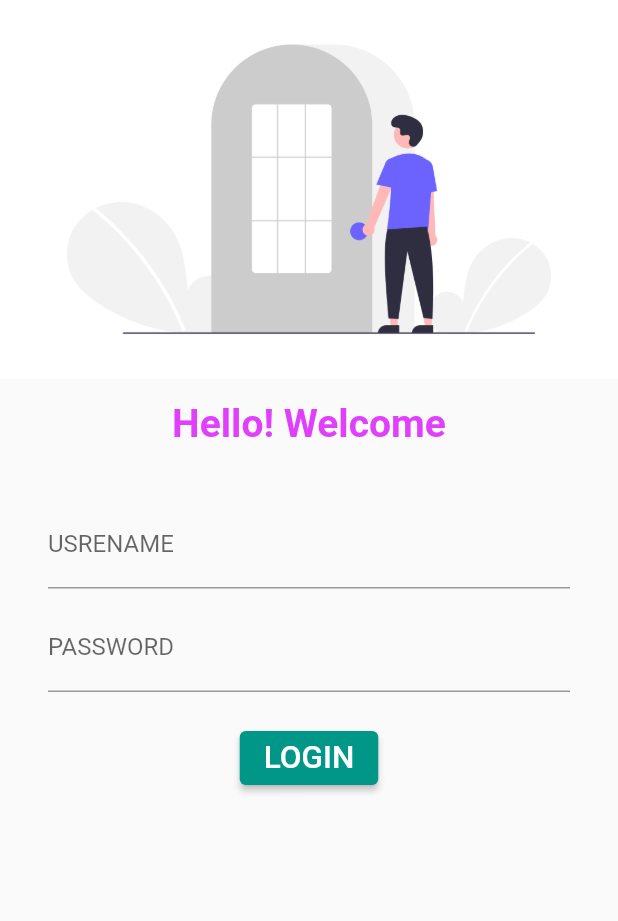
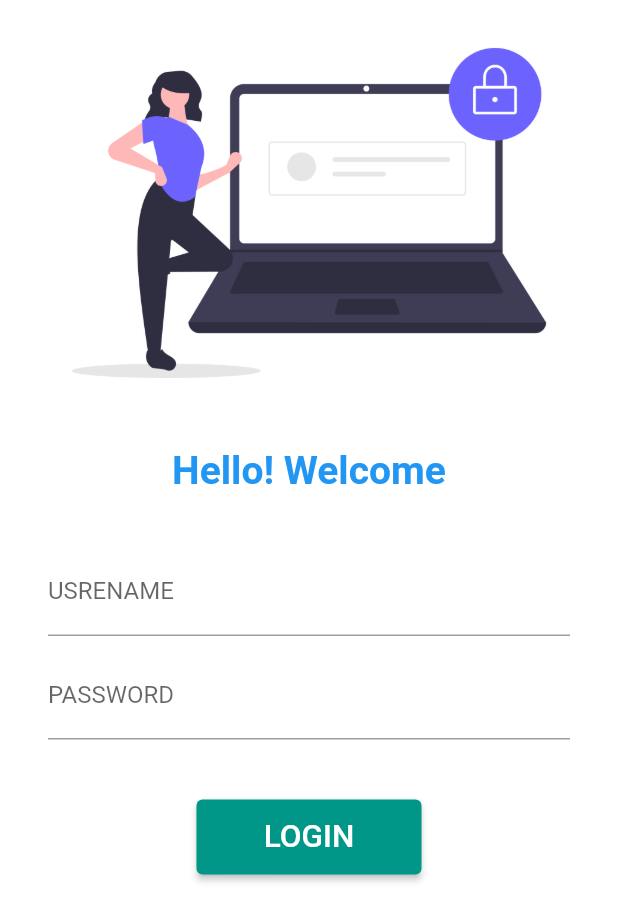
Before and after one commit to shubhamsaraf3/learningFlutter, a Flutter app: the screen it shows after launch, on a phone screen of 412 x 824 dp. Shown: the top 921 px of the screen. Run offline on Flutter 3.47's test engine with Material 2 defaults, Android fonts, the phone set to English and light mode, and no system bars.

Commit message:
interesting day5

```diff
--- a/lib/main.dart
+++ b/lib/main.dart
@@ -1,3 +1,4 @@
+import 'package:app1/utils/routes.dart';
 import 'package:flutter/material.dart';
 import 'screens/home_pg.dart';
 import 'screens/login_pg.dart';
@@ -19,8 +20,8 @@ class App1 extends StatelessWidget {
 
       routes: {
         "/": (context) => Login(),
-        "/home": (context) => Home(),
-        "/login": (context) => Login(),
+        MyRoutes.homeRoute: (context) => Home(),
+        MyRoutes.loginRoute: (context) => Login(),
       },
       //initialRoute: "/home",
     );
--- a/lib/screens/login_pg.dart
+++ b/lib/screens/login_pg.dart
@@ -1,13 +1,17 @@
 import 'package:flutter/material.dart';
+
+import '../utils/routes.dart';
 
 class Login extends StatelessWidget {
   @override
   Widget build(BuildContext context) {
     return Material(
+        color: Colors.white,
+        child: SingleChildScrollView(
           child: Column(
             children: [
               Image.asset(
-          "assets/images/login_img.png",
+                "assets/images/login_img2.png",
                 fit: BoxFit.contain,
               ),
               SizedBox(
@@ -18,14 +22,15 @@ class Login extends StatelessWidget {
                 style: TextStyle(
                   fontSize: 26,
                   fontWeight: FontWeight.bold,
-            color: Colors.purpleAccent,
+                  color: Colors.blue,
                 ),
               ),
               SizedBox(
                 height: 20,
               ),
               Padding(
-          padding: const EdgeInsets.symmetric(vertical: 16.0, horizontal: 32.0),
+                padding: const EdgeInsets.symmetric(
+                    vertical: 16.0, horizontal: 32.0),
                 child: Column(children: [
                   TextFormField(
                     decoration: InputDecoration(
@@ -44,18 +49,19 @@ class Login extends StatelessWidget {
                     ),
                   ),
                   SizedBox(
-              height: 20,
+                    height: 40,
                   ),
                   ElevatedButton(
                     child: Text("LOGIN", textScaleFactor: 1.5),
-              style: TextButton.styleFrom(),
+                    style: TextButton.styleFrom(minimumSize: Size(150, 50)),
                     onPressed: () {
-                print("Hi User");
+                      Navigator.pushNamed(context, MyRoutes.homeRoute);
                     },
                   ),
                 ]),
               )
             ],
+          ),
         ));
   }
 }
--- /dev/null
+++ b/lib/utils/routes.dart
@@ -0,0 +1,4 @@
+class MyRoutes {
+  static String loginRoute = "/login";
+  static String homeRoute = "/home";
+}
```
Lines whose indentation alone changed are shown as unchanged.
